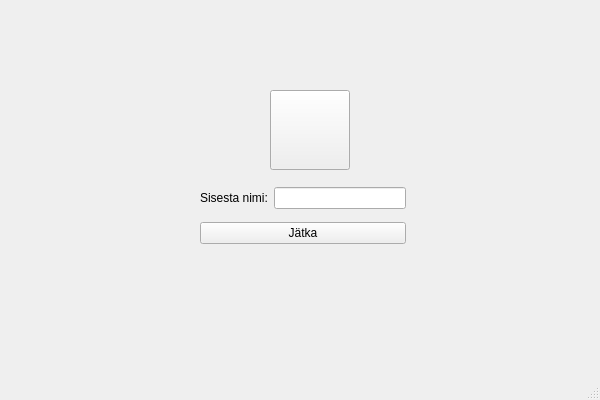
Qt form FormLogin/FormName.ui (sitisl/Mola_rakendus) before a commit.
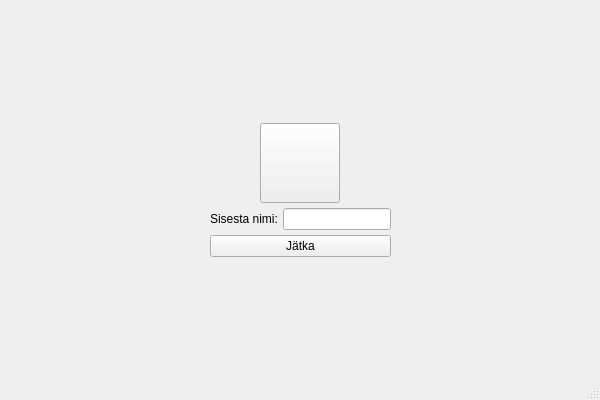
The same form after that commit.

Diff of the .ui file:
```diff
--- a/FormLogin/FormName.ui
+++ b/FormLogin/FormName.ui
@@ -38,50 +38,172 @@
      <verstretch>0</verstretch>
     </sizepolicy>
    </property>
-   <widget class="QWidget" name="layoutWidget">
-    <property name="geometry">
-     <rect>
-      <x>200</x>
-      <y>180</y>
-      <width>206</width>
-      <height>71</height>
-     </rect>
-    </property>
-    <layout class="QGridLayout" name="layoutKasutajaNimi">
-     <item row="0" column="1">
-      <widget class="QLineEdit" name="lineNimi"/>
-     </item>
-     <item row="0" column="0">
-      <widget class="QLabel" name="lblNimi">
-       <property name="text">
-        <string>Sisesta nimi:</string>
-       </property>
-      </widget>
-     </item>
-     <item row="1" column="0" colspan="2">
-      <widget class="QPushButton" name="btnJatka">
-       <property name="text">
-        <string>Jätka</string>
-       </property>
-      </widget>
-     </item>
-    </layout>
-   </widget>
-   <widget class="QPushButton" name="btnAvatar">
-    <property name="geometry">
-     <rect>
-      <x>270</x>
-      <y>90</y>
-      <width>80</width>
-      <height>80</height>
-     </rect>
-    </property>
-    <property name="text">
-     <string/>
-    </property>
-   </widget>
+   <property name="maximumSize">
+    <size>
+     <width>600</width>
+     <height>400</height>
+    </size>
+   </property>
+   <layout class="QGridLayout" name="gridLayout">
+    <item row="0" column="1">
+     <spacer name="verticalSpacer">
+      <property name="orientation">
+       <enum>Qt::Vertical</enum>
+      </property>
+      <property name="sizeHint" stdset="0">
+       <size>
+        <width>20</width>
+        <height>40</height>
+       </size>
+      </property>
+     </spacer>
+    </item>
+    <item row="1" column="0">
+     <spacer name="horizontalSpacer">
+      <property name="orientation">
+       <enum>Qt::Horizontal</enum>
+      </property>
+      <property name="sizeHint" stdset="0">
+       <size>
+        <width>40</width>
+        <height>20</height>
+       </size>
+      </property>
+     </spacer>
+    </item>
+    <item row="1" column="2">
+     <spacer name="horizontalSpacer_2">
+      <property name="orientation">
+       <enum>Qt::Horizontal</enum>
+      </property>
+      <property name="sizeHint" stdset="0">
+       <size>
+        <width>40</width>
+        <height>20</height>
+       </size>
+      </property>
+     </spacer>
+    </item>
+    <item row="1" column="1">
+     <layout class="QVBoxLayout" name="verticalLayout">
+      <property name="spacing">
+       <number>5</number>
+      </property>
+      <property name="sizeConstraint">
+       <enum>QLayout::SetFixedSize</enum>
+      </property>
+      <item alignment="Qt::AlignHCenter">
+       <widget class="QPushButton" name="btnAvatar">
+        <property name="sizePolicy">
+         <sizepolicy hsizetype="Fixed" vsizetype="Fixed">
+          <horstretch>0</horstretch>
+          <verstretch>0</verstretch>
+         </sizepolicy>
+        </property>
+        <property name="minimumSize">
+         <size>
+          <width>80</width>
+          <height>80</height>
+         </size>
+        </property>
+        <property name="maximumSize">
+         <size>
+          <width>80</width>
+          <height>80</height>
+         </size>
+        </property>
+        <property name="text">
+         <string/>
+        </property>
+        <property name="autoDefault">
+         <bool>false</bool>
+        </property>
+        <property name="default">
+         <bool>false</bool>
+        </property>
+        <property name="flat">
+         <bool>false</bool>
+        </property>
+       </widget>
+      </item>
+      <item>
+       <layout class="QGridLayout" name="layoutKasutajaNimi">
+        <item row="2" column="0" colspan="2">
+         <widget class="QPushButton" name="btnJatka">
+          <property name="sizePolicy">
+           <sizepolicy hsizetype="Minimum" vsizetype="Fixed">
+            <horstretch>0</horstretch>
+            <verstretch>0</verstretch>
+           </sizepolicy>
+          </property>
+          <property name="text">
+           <string>Jätka</string>
+          </property>
+         </widget>
+        </item>
+        <item row="1" column="0" colspan="2">
+         <layout class="QHBoxLayout" name="horizontalLayout_2" stretch="0,0">
+          <property name="spacing">
+           <number>5</number>
+          </property>
+          <item>
+           <widget class="QLabel" name="lblNimi">
+            <property name="sizePolicy">
+             <sizepolicy hsizetype="Fixed" vsizetype="Fixed">
+              <horstretch>0</horstretch>
+              <verstretch>0</verstretch>
+             </sizepolicy>
+            </property>
+            <property name="text">
+             <string>Sisesta nimi:</string>
+            </property>
+           </widget>
+          </item>
+          <item>
+           <widget class="QLineEdit" name="lineNimi">
+            <property name="sizePolicy">
+             <sizepolicy hsizetype="Expanding" vsizetype="Fixed">
+              <horstretch>0</horstretch>
+              <verstretch>0</verstretch>
+             </sizepolicy>
+            </property>
+           </widget>
+          </item>
+         </layout>
+        </item>
+       </layout>
+      </item>
+     </layout>
+    </item>
+    <item row="2" column="1">
+     <spacer name="verticalSpacer_2">
+      <property name="orientation">
+       <enum>Qt::Vertical</enum>
+      </property>
+      <property name="sizeHint" stdset="0">
+       <size>
+        <width>20</width>
+        <height>40</height>
+       </size>
+      </property>
+     </spacer>
+    </item>
+   </layout>
   </widget>
-  <widget class="QStatusBar" name="statusBar"/>
+  <widget class="QStatusBar" name="statusBar">
+   <property name="sizePolicy">
+    <sizepolicy hsizetype="Fixed" vsizetype="Fixed">
+     <horstretch>0</horstretch>
+     <verstretch>0</verstretch>
+    </sizepolicy>
+   </property>
+   <property name="maximumSize">
+    <size>
+     <width>600</width>
+     <height>20</height>
+    </size>
+   </property>
+  </widget>
  </widget>
  <resources/>
  <connections/>
```
